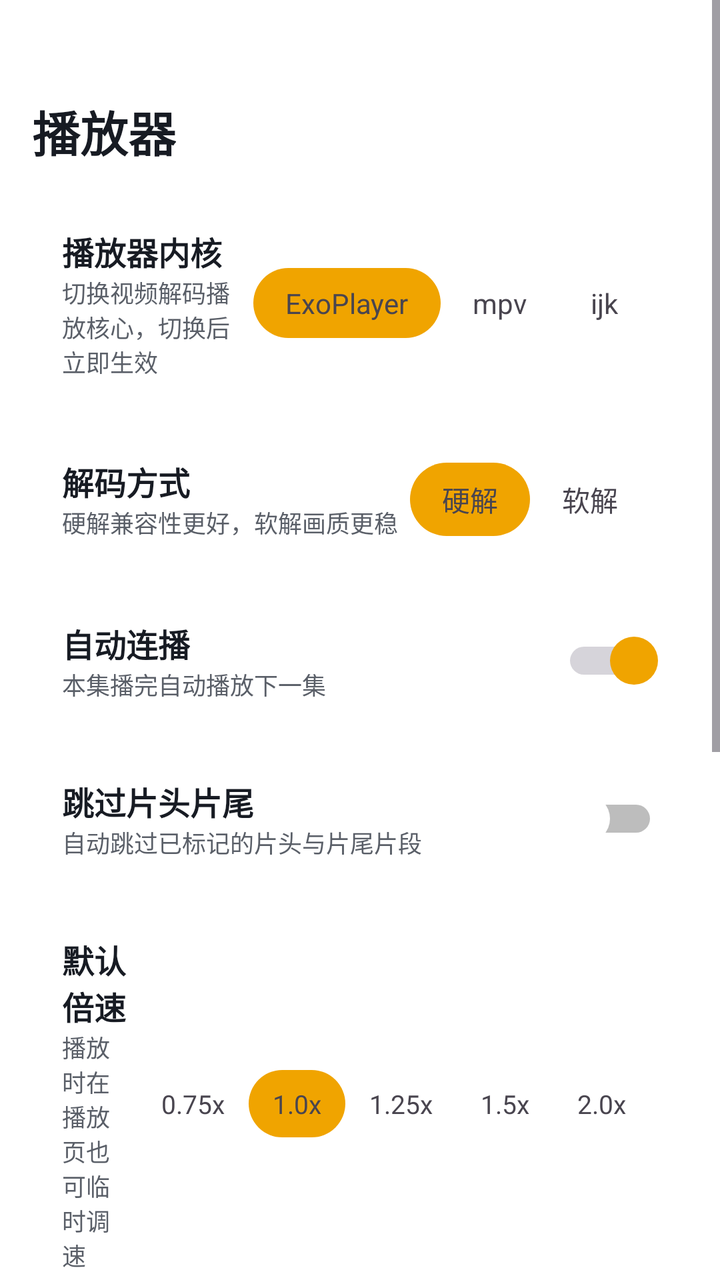
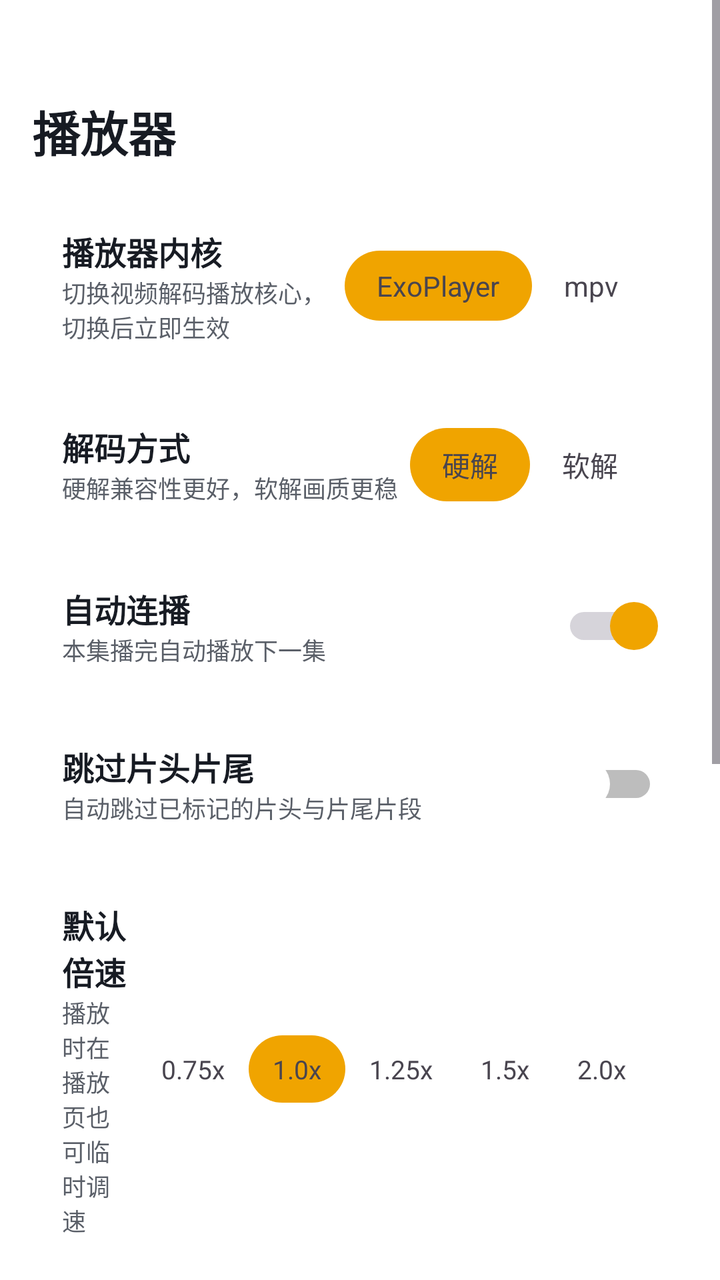

Two renders of the same Android screen: before a commit and after it. Below are the layout's source before the change and the commit's diff.
<!-- AndroidManifest.xml: another module's application theme Theme.App -->
<!-- res/layout/activity_player_settings.xml -->
<?xml version="1.0" encoding="utf-8"?>
<ScrollView xmlns:android="http://schemas.android.com/apk/res/android"
    android:layout_width="match_parent"
    android:layout_height="match_parent"
    android:fillViewport="true">
    <LinearLayout
        android:layout_width="match_parent"
        android:layout_height="wrap_content"
        android:orientation="vertical"
        android:paddingLeft="16dp"
        android:paddingRight="16dp"
        android:paddingTop="48dp"
        android:paddingBottom="16dp">
        <TextView
            android:layout_width="wrap_content"
            android:layout_height="wrap_content"
            android:text="播放器"
            android:textColor="#171B23"
            android:textSize="24sp"
            android:textStyle="bold"
            android:layout_marginBottom="16dp" />
        <LinearLayout
            android:layout_width="match_parent"
            android:layout_height="wrap_content"
            android:layout_marginBottom="8dp"
            android:background="@drawable/xc_setcard_v2"
            android:orientation="horizontal"
            android:padding="15dp"
            android:gravity="center_vertical">
            <LinearLayout
                android:layout_width="0dp"
                android:layout_height="wrap_content"
                android:layout_weight="1"
                android:orientation="vertical">
                <TextView
                    android:layout_width="wrap_content"
                    android:layout_height="wrap_content"
                    android:text="播放器内核"
                    android:textColor="#171B23"
                    android:textSize="16sp"
                    android:textStyle="bold" />
                <TextView
                    android:layout_width="wrap_content"
                    android:layout_height="wrap_content"
                    android:text="切换视频解码播放核心，切换后立即生效"
                    android:textColor="#5A5F68"
                    android:textSize="12sp" />
            </LinearLayout>
            <LinearLayout
                android:layout_width="wrap_content"
                android:layout_height="wrap_content"
                android:orientation="horizontal"
                android:background="@drawable/xc_seg_container" android:padding="4dp">
                <TextView android:id="@+id/kernel_exo" android:layout_width="wrap_content" android:layout_height="wrap_content" android:paddingLeft="16dp" android:paddingRight="16dp" android:paddingTop="8dp" android:paddingBottom="8dp" android:text="ExoPlayer" android:textSize="14sp" android:background="@drawable/xc_seg_selected" />
                <TextView android:id="@+id/kernel_mpv" android:layout_width="wrap_content" android:layout_height="wrap_content" android:paddingLeft="16dp" android:paddingRight="16dp" android:paddingTop="8dp" android:paddingBottom="8dp" android:text="mpv" android:textSize="14sp" />
                <TextView android:id="@+id/kernel_ijk" android:layout_width="wrap_content" android:layout_height="wrap_content" android:paddingLeft="16dp" android:paddingRight="16dp" android:paddingTop="8dp" android:paddingBottom="8dp" android:text="ijk" android:textSize="14sp" />
            </LinearLayout>
        </LinearLayout>
        <LinearLayout
            android:layout_width="match_parent"
            android:layout_height="wrap_content"
            android:layout_marginBottom="8dp"
            android:background="@drawable/xc_setcard_v2"
            android:orientation="horizontal"
            android:padding="15dp"
            android:gravity="center_vertical">
            <LinearLayout
                android:layout_width="0dp"
                android:layout_height="wrap_content"
                android:layout_weight="1"
                android:orientation="vertical">
                <TextView
                    android:layout_width="wrap_content"
                    android:layout_height="wrap_content"
                    android:text="解码方式"
                    android:textColor="#171B23"
                    android:textSize="16sp"
                    android:textStyle="bold" />
                <TextView
                    android:layout_width="wrap_content"
                    android:layout_height="wrap_content"
                    android:text="硬解兼容性更好，软解画质更稳"
                    android:textColor="#5A5F68"
                    android:textSize="12sp" />
            </LinearLayout>
            <LinearLayout
                android:layout_width="wrap_content"
                android:layout_height="wrap_content"
                android:orientation="horizontal"
                android:background="@drawable/xc_seg_container" android:padding="4dp">
                <TextView android:id="@+id/decode_hard" android:layout_width="wrap_content" android:layout_height="wrap_content" android:paddingLeft="16dp" android:paddingRight="16dp" android:paddingTop="8dp" android:paddingBottom="8dp" android:text="硬解" android:textSize="14sp" android:background="@drawable/xc_seg_selected" />
                <TextView android:id="@+id/decode_soft" android:layout_width="wrap_content" android:layout_height="wrap_content" android:paddingLeft="16dp" android:paddingRight="16dp" android:paddingTop="8dp" android:paddingBottom="8dp" android:text="软解" android:textSize="14sp" />
            </LinearLayout>
        </LinearLayout>
        <LinearLayout
            android:id="@+id/card_autonext"
            android:layout_width="match_parent"
            android:layout_height="wrap_content"
            android:layout_marginBottom="8dp"
            android:background="@drawable/xc_setcard_v2"
            android:orientation="horizontal"
            android:padding="15dp"
            android:gravity="center_vertical"
            android:clickable="true"
            android:focusable="true">
            <LinearLayout
                android:layout_width="0dp"
                android:layout_height="wrap_content"
                android:layout_weight="1"
                android:orientation="vertical">
                <TextView
                    android:layout_width="wrap_content"
                    android:layout_height="wrap_content"
                    android:text="自动连播"
                    android:textColor="#171B23"
                    android:textSize="16sp"
                    android:textStyle="bold" />
                <TextView
                    android:layout_width="wrap_content"
                    android:layout_height="wrap_content"
                    android:text="本集播完自动播放下一集"
                    android:textColor="#5A5F68"
                    android:textSize="12sp" />
            </LinearLayout>
            <Switch android:id="@+id/switch_autonext" android:layout_width="wrap_content" android:layout_height="wrap_content" android:checked="true"  android:thumb="@drawable/xc_switch_thumb"/>
        </LinearLayout>
        <LinearLayout
            android:id="@+id/card_skip"
            android:layout_width="match_parent"
            android:layout_height="wrap_content"
            android:layout_marginBottom="8dp"
            android:background="@drawable/xc_setcard_v2"
            android:orientation="horizontal"
            android:padding="15dp"
            android:gravity="center_vertical"
            android:clickable="true"
            android:focusable="true">
            <LinearLayout
                android:layout_width="0dp"
                android:layout_height="wrap_content"
                android:layout_weight="1"
                android:orientation="vertical">
                <TextView
                    android:layout_width="wrap_content"
                    android:layout_height="wrap_content"
                    android:text="跳过片头片尾"
                    android:textColor="#171B23"
                    android:textSize="16sp"
                    android:textStyle="bold" />
                <TextView
                    android:layout_width="wrap_content"
                    android:layout_height="wrap_content"
                    android:text="自动跳过已标记的片头与片尾片段"
                    android:textColor="#5A5F68"
                    android:textSize="12sp" />
            </LinearLayout>
            <Switch android:id="@+id/switch_skip" android:layout_width="wrap_content" android:layout_height="wrap_content" android:checked="false"  android:thumb="@drawable/xc_switch_thumb"/>
        </LinearLayout>
        <LinearLayout
            android:layout_width="match_parent"
            android:layout_height="wrap_content"
            android:layout_marginBottom="8dp"
            android:background="@drawable/xc_setcard_v2"
            android:orientation="horizontal"
            android:padding="15dp"
            android:gravity="center_vertical">
            <LinearLayout
                android:layout_width="0dp"
                android:layout_height="wrap_content"
                android:layout_weight="1"
                android:orientation="vertical">
                <TextView
                    android:layout_width="wrap_content"
                    android:layout_height="wrap_content"
                    android:text="默认倍速"
                    android:textColor="#171B23"
                    android:textSize="16sp"
                    android:textStyle="bold" />
                <TextView
                    android:layout_width="wrap_content"
                    android:layout_height="wrap_content"
                    android:text="播放时在播放页也可临时调速"
                    android:textColor="#5A5F68"
                    android:textSize="12sp" />
            </LinearLayout>
            <LinearLayout
                android:layout_width="wrap_content"
                android:layout_height="wrap_content"
                android:orientation="horizontal"
                android:background="@drawable/xc_seg_container" android:padding="4dp">
                <TextView android:id="@+id/speed_075" android:layout_width="wrap_content" android:layout_height="wrap_content" android:paddingLeft="12dp" android:paddingRight="12dp" android:paddingTop="8dp" android:paddingBottom="8dp" android:text="0.75x" android:textSize="13sp" />
                <TextView android:id="@+id/speed_100" android:layout_width="wrap_content" android:layout_height="wrap_content" android:paddingLeft="12dp" android:paddingRight="12dp" android:paddingTop="8dp" android:paddingBottom="8dp" android:text="1.0x" android:textSize="13sp" android:background="@drawable/xc_seg_selected" />
                <TextView android:id="@+id/speed_125" android:layout_width="wrap_content" android:layout_height="wrap_content" android:paddingLeft="12dp" android:paddingRight="12dp" android:paddingTop="8dp" android:paddingBottom="8dp" android:text="1.25x" android:textSize="13sp" />
                <TextView android:id="@+id/speed_150" android:layout_width="wrap_content" android:layout_height="wrap_content" android:paddingLeft="12dp" android:paddingRight="12dp" android:paddingTop="8dp" android:paddingBottom="8dp" android:text="1.5x" android:textSize="13sp" />
                <TextView android:id="@+id/speed_200" android:layout_width="wrap_content" android:layout_height="wrap_content" android:paddingLeft="12dp" android:paddingRight="12dp" android:paddingTop="8dp" android:paddingBottom="8dp" android:text="2.0x" android:textSize="13sp" />
            </LinearLayout>
        </LinearLayout>
        <LinearLayout
            android:layout_width="match_parent"
            android:layout_height="wrap_content"
            android:layout_marginBottom="8dp"
            android:background="@drawable/xc_setcard_v2"
            android:orientation="horizontal"
            android:padding="15dp"
            android:gravity="center_vertical">
            <LinearLayout
                android:layout_width="0dp"
                android:layout_height="wrap_content"
                android:layout_weight="1"
                android:orientation="vertical">
                <TextView
                    android:layout_width="wrap_content"
                    android:layout_height="wrap_content"
                    android:text="长按倍速"
                    android:textColor="#171B23"
                    android:textSize="16sp"
                    android:textStyle="bold" />
                <TextView
                    android:layout_width="wrap_content"
                    android:layout_height="wrap_content"
                    android:text="长按画面临时加速，松开恢复"
                    android:textColor="#5A5F68"
                    android:textSize="12sp" />
            </LinearLayout>
            <LinearLayout
                android:layout_width="wrap_content"
                android:layout_height="wrap_content"
                android:orientation="horizontal"
                android:background="@drawable/xc_seg_container" android:padding="4dp">
                <TextView android:id="@+id/lp_off" android:layout_width="wrap_content" android:layout_height="wrap_content" android:paddingLeft="12dp" android:paddingRight="12dp" android:paddingTop="8dp" android:paddingBottom="8dp" android:text="关闭" android:textSize="13sp" android:background="@drawable/xc_seg_selected" />
                <TextView android:id="@+id/lp_2x" android:layout_width="wrap_content" android:layout_height="wrap_content" android:paddingLeft="12dp" android:paddingRight="12dp" android:paddingTop="8dp" android:paddingBottom="8dp" android:text="2x" android:textSize="13sp" />
                <TextView android:id="@+id/lp_4x" android:layout_width="wrap_content" android:layout_height="wrap_content" android:paddingLeft="12dp" android:paddingRight="12dp" android:paddingTop="8dp" android:paddingBottom="8dp" android:text="4x" android:textSize="13sp" />
            </LinearLayout>
        </LinearLayout>
        <LinearLayout
            android:layout_width="match_parent"
            android:layout_height="wrap_content"
            android:layout_marginBottom="8dp"
            android:background="@drawable/xc_setcard_v2"
            android:orientation="horizontal"
            android:padding="15dp"
            android:gravity="center_vertical">
            <LinearLayout
                android:layout_width="0dp"
                android:layout_height="wrap_content"
                android:layout_weight="1"
                android:orientation="vertical">
                <TextView
                    android:layout_width="wrap_content"
                    android:layout_height="wrap_content"
                    android:text="后台与画中画"
                    android:textColor="#171B23"
                    android:textSize="16sp"
                    android:textStyle="bold" />
                <TextView
                    android:layout_width="wrap_content"
                    android:layout_height="wrap_content"
                    android:text="切后台时保持播放或小窗"
                    android:textColor="#5A5F68"
                    android:textSize="12sp" />
            </LinearLayout>
            <LinearLayout
                android:layout_width="wrap_content"
                android:layout_height="wrap_content"
                android:orientation="horizontal"
                android:background="@drawable/xc_seg_container" android:padding="4dp">
                <TextView android:id="@+id/bp_off" android:layout_width="wrap_content" android:layout_height="wrap_content" android:paddingLeft="12dp" android:paddingRight="12dp" android:paddingTop="8dp" android:paddingBottom="8dp" android:text="关闭" android:textSize="13sp" android:background="@drawable/xc_seg_selected" />
                <TextView android:id="@+id/bp_bg" android:layout_width="wrap_content" android:layout_height="wrap_content" android:paddingLeft="12dp" android:paddingRight="12dp" android:paddingTop="8dp" android:paddingBottom="8dp" android:text="后台播放" android:textSize="13sp" />
                <TextView android:id="@+id/bp_pip" android:layout_width="wrap_content" android:layout_height="wrap_content" android:paddingLeft="12dp" android:paddingRight="12dp" android:paddingTop="8dp" android:paddingBottom="8dp" android:text="画中画" android:textSize="13sp" />
            </LinearLayout>
        </LinearLayout>
        <LinearLayout
            android:id="@+id/card_danmu"
            android:layout_width="match_parent"
            android:layout_height="wrap_content"
            android:layout_marginBottom="8dp"
            android:background="@drawable/xc_setcard_v2"
            android:foreground="?attr/selectableItemBackground"
            android:orientation="horizontal"
            android:padding="15dp"
            android:gravity="center_vertical"
            android:clickable="true"
            android:focusable="true">
            <LinearLayout
                android:layout_width="0dp"
                android:layout_height="wrap_content"
                android:layout_weight="1"
                android:orientation="vertical">
                <TextView
                    android:layout_width="wrap_content"
                    android:layout_height="wrap_content"
                    android:text="弹幕设置"
                    android:textColor="#171B23"
                    android:textSize="16sp"
                    android:textStyle="bold" />
                <TextView
                    android:layout_width="wrap_content"
                    android:layout_height="wrap_content"
                    android:id="@+id/tv_danmu_status"
                    android:text="已开启"
                    android:textColor="#5A5F68"
                    android:textSize="12sp" />
            </LinearLayout>
            <ImageView android:layout_width="18dp" android:layout_height="18dp" android:src="@drawable/ic_chev_v2" />
        </LinearLayout>
        <LinearLayout
            android:id="@+id/card_subtitle"
            android:layout_width="match_parent"
            android:layout_height="wrap_content"
            android:layout_marginBottom="8dp"
            android:background="@drawable/xc_setcard_v2"
            android:foreground="?attr/selectableItemBackground"
            android:orientation="horizontal"
            android:padding="15dp"
            android:gravity="center_vertical"
            android:clickable="true"
            android:focusable="true">
            <LinearLayout
                android:layout_width="0dp"
                android:layout_height="wrap_content"
                android:layout_weight="1"
                android:orientation="vertical">
                <TextView
                    android:layout_width="wrap_content"
                    android:layout_height="wrap_content"
                    android:text="字幕设置"
                    android:textColor="#171B23"
                    android:textSize="16sp"
                    android:textStyle="bold" />
                <TextView
                    android:layout_width="wrap_content"
                    android:layout_height="wrap_content"
                    android:id="@+id/tv_subtitle_status"
                    android:text="已开启"
                    android:textColor="#5A5F68"
                    android:textSize="12sp" />
            </LinearLayout>
            <ImageView android:layout_width="18dp" android:layout_height="18dp" android:src="@drawable/ic_chev_v2" />
        </LinearLayout>
        <LinearLayout
            android:id="@+id/card_skip_settings"
            android:layout_width="match_parent"
            android:layout_height="wrap_content"
            android:layout_marginBottom="8dp"
            android:background="@drawable/xc_setcard_v2"
            android:foreground="?attr/selectableItemBackground"
            android:orientation="horizontal"
            android:padding="15dp"
            android:gravity="center_vertical"
            android:clickable="true"
            android:focusable="true">
            <LinearLayout
                android:layout_width="0dp"
                android:layout_height="wrap_content"
                android:layout_weight="1"
                android:orientation="vertical">
                <TextView
                    android:layout_width="wrap_content"
                    android:layout_height="wrap_content"
                    android:text="片头片尾"
                    android:textColor="#171B23"
                    android:textSize="16sp"
                    android:textStyle="bold" />
                <TextView
                    android:layout_width="wrap_content"
                    android:layout_height="wrap_content"
                    android:id="@+id/tv_skip_status"
                    android:text="已开启"
                    android:textColor="#5A5F68"
                    android:textSize="12sp" />
            </LinearLayout>
            <ImageView android:layout_width="18dp" android:layout_height="18dp" android:src="@drawable/ic_chev_v2" />
        </LinearLayout>
    </LinearLayout>
</ScrollView>
<!-- resources referenced by this layout -->
<resources>
  <!-- drawable ic_chev_v2 (drawable) -->
  <?xml version="1.0" encoding="utf-8"?>
  <vector xmlns:android="http://schemas.android.com/apk/res/android"
      android:width="18dp"
      android:height="18dp"
      android:viewportWidth="24"
      android:viewportHeight="24">
      <path
          android:fillColor="#2E3A4E"
          android:pathData="M9,6l6,6l-6,6" />
  </vector>
  <!-- drawable xc_seg_container (drawable) -->
  <?xml version="1.0" encoding="utf-8"?>
  <shape xmlns:android="http://schemas.android.com/apk/res/android" android:shape="rectangle">
      <corners android:radius="20dp" />
      <solid android:color="#FFFFFF" />
  </shape>
  <!-- drawable xc_seg_selected (drawable) -->
  <?xml version="1.0" encoding="utf-8"?>
  <shape xmlns:android="http://schemas.android.com/apk/res/android" android:shape="rectangle">
      <corners android:radius="20dp" />
      <solid android:color="#f0a400" />
  </shape>
  <!-- drawable xc_setcard_v2 (drawable) -->
  <?xml version="1.0" encoding="utf-8"?>
  <shape xmlns:android="http://schemas.android.com/apk/res/android" android:shape="rectangle">
      <corners android:radius="10dp" />
      <solid android:color="#57FFFFFF" />
      <stroke android:width="1dp" android:color="#61FFFFFF" />
  </shape>
  <!-- drawable xc_switch_thumb (drawable) -->
  <?xml version="1.0" encoding="utf-8"?>
  <selector xmlns:android="http://schemas.android.com/apk/res/android">
      <item android:state_checked="true">
          <shape android:shape="oval">
              <solid android:color="#f0a400" />
              <size android:width="24dp" android:height="24dp" />
          </shape>
      </item>
      <item>
          <shape android:shape="oval">
              <solid android:color="#FFFFFF" />
              <size android:width="24dp" android:height="24dp" />
          </shape>
      </item>
  </selector>
  <style name="Theme.App" parent="Theme.XingChen">
          <item name="android:windowDisablePreview">true</item>
          <item name="android:windowSplashScreenBackground">#000000</item>
          <item name="android:windowBackground">#000000</item>
      </style>
  <style name="Theme.XingChen" parent="Theme.Material3.DayNight.NoActionBar">
          <item name="android:windowBackground">@android:color/transparent</item>
                <item name="android:colorBackground">@android:color/transparent</item>
          <item name="colorPrimary">#f0a400</item>
          <item name="colorPrimaryVariant">#c07f00</item>
          <item name="colorOnPrimary">@android:color/white</item>
      </style>
</resources>

<!-- the commit's change to res/layout/activity_player_settings.xml (unified diff, before → after) -->
@@ -53,7 +53,6 @@
                 android:background="@drawable/xc_seg_container" android:padding="4dp">
                 <TextView android:id="@+id/kernel_exo" android:layout_width="wrap_content" android:layout_height="wrap_content" android:paddingLeft="16dp" android:paddingRight="16dp" android:paddingTop="8dp" android:paddingBottom="8dp" android:text="ExoPlayer" android:textSize="14sp" android:background="@drawable/xc_seg_selected" />
                 <TextView android:id="@+id/kernel_mpv" android:layout_width="wrap_content" android:layout_height="wrap_content" android:paddingLeft="16dp" android:paddingRight="16dp" android:paddingTop="8dp" android:paddingBottom="8dp" android:text="mpv" android:textSize="14sp" />
-                <TextView android:id="@+id/kernel_ijk" android:layout_width="wrap_content" android:layout_height="wrap_content" android:paddingLeft="16dp" android:paddingRight="16dp" android:paddingTop="8dp" android:paddingBottom="8dp" android:text="ijk" android:textSize="14sp" />
             </LinearLayout>
         </LinearLayout>
         <LinearLayout
